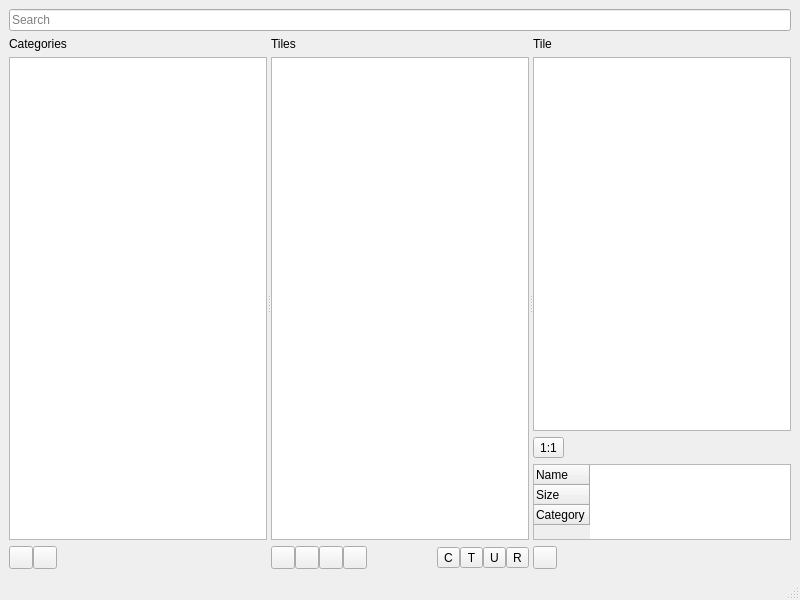
Above: ui/uifiles/special/tileexplorer.ui from timofey260/RWE-Sharp before the change. Below: the same form after it.
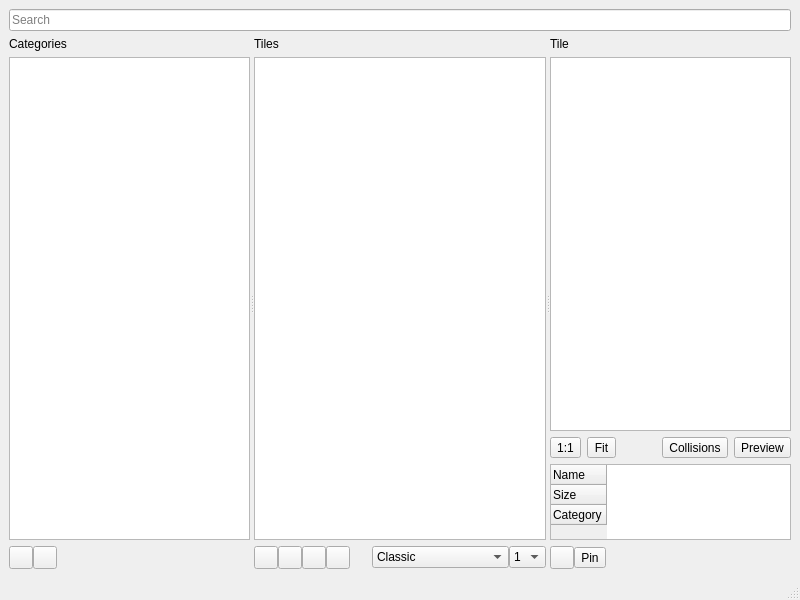
That is the form after the change. Icons and pictures are not drawn. Custom widgets are drawn as their Qt base class.

What changed in the file:
```diff
--- a/ui/uifiles/special/tileexplorer.ui
+++ b/ui/uifiles/special/tileexplorer.ui
@@ -239,31 +239,66 @@
            </spacer>
           </item>
           <item>
-           <widget class="QToolButton" name="TilesClassic">
-            <property name="text">
-             <string>C</string>
-            </property>
+           <widget class="QComboBox" name="RenderOption">
+            <item>
+             <property name="text">
+              <string>Classic</string>
+             </property>
+            </item>
+            <item>
+             <property name="text">
+              <string>Tile image</string>
+             </property>
+            </item>
+            <item>
+             <property name="text">
+              <string>Henry</string>
+             </property>
+            </item>
+            <item>
+             <property name="text">
+              <string>Unrendered</string>
+             </property>
+            </item>
+            <item>
+             <property name="text">
+              <string>Rendered (sun)</string>
+             </property>
+            </item>
+            <item>
+             <property name="text">
+              <string>Rendered (shaded)</string>
+             </property>
+            </item>
+            <item>
+             <property name="text">
+              <string>Rendered (rain)</string>
+             </property>
+            </item>
+            <item>
+             <property name="text">
+              <string>Sync</string>
+             </property>
+            </item>
            </widget>
           </item>
           <item>
-           <widget class="QToolButton" name="TilesImage">
-            <property name="text">
-             <string>T</string>
-            </property>
-           </widget>
-          </item>
-          <item>
-           <widget class="QToolButton" name="TilesUnrendered">
-            <property name="text">
-             <string>U</string>
-            </property>
-           </widget>
-          </item>
-          <item>
-           <widget class="QToolButton" name="TilesRendered">
-            <property name="text">
-             <string>R</string>
-            </property>
+           <widget class="QComboBox" name="LayerBox">
+            <item>
+             <property name="text">
+              <string>1</string>
+             </property>
+            </item>
+            <item>
+             <property name="text">
+              <string>2</string>
+             </property>
+            </item>
+            <item>
+             <property name="text">
+              <string>3</string>
+             </property>
+            </item>
            </widget>
           </item>
          </layout>
@@ -311,7 +346,17 @@
            </widget>
           </item>
           <item>
-           <spacer name="horizontalSpacer_6">
+           <widget class="QToolButton" name="FitInScreen">
+            <property name="text">
+             <string>Fit</string>
+            </property>
+            <property name="arrowType">
+             <enum>Qt::ArrowType::NoArrow</enum>
+            </property>
+           </widget>
+          </item>
+          <item>
+           <spacer name="horizontalSpacer_7">
             <property name="orientation">
              <enum>Qt::Orientation::Horizontal</enum>
             </property>
@@ -323,6 +368,32 @@
             </property>
            </spacer>
           </item>
+          <item>
+           <widget class="QToolButton" name="ToggleCollisions">
+            <property name="text">
+             <string>Collisions</string>
+            </property>
+            <property name="checkable">
+             <bool>true</bool>
+            </property>
+            <property name="arrowType">
+             <enum>Qt::ArrowType::NoArrow</enum>
+            </property>
+           </widget>
+          </item>
+          <item>
+           <widget class="QToolButton" name="TogglePreview">
+            <property name="text">
+             <string>Preview</string>
+            </property>
+            <property name="checkable">
+             <bool>true</bool>
+            </property>
+            <property name="arrowType">
+             <enum>Qt::ArrowType::NoArrow</enum>
+            </property>
+           </widget>
+          </item>
          </layout>
         </item>
         <item>
@@ -409,6 +480,16 @@
             </property>
            </widget>
           </item>
+          <item>
+           <widget class="QToolButton" name="toolButton_10">
+            <property name="text">
+             <string>Pin</string>
+            </property>
+            <property name="arrowType">
+             <enum>Qt::ArrowType::NoArrow</enum>
+            </property>
+           </widget>
+          </item>
           <item>
            <spacer name="horizontalSpacer_5">
             <property name="orientation">
```
